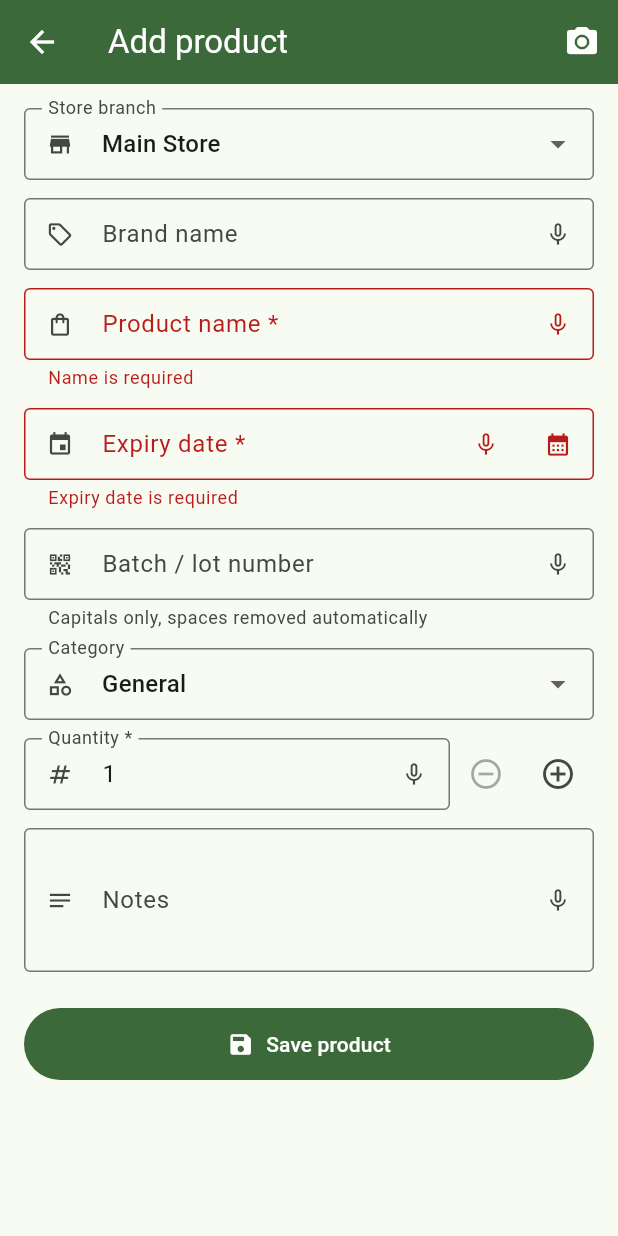
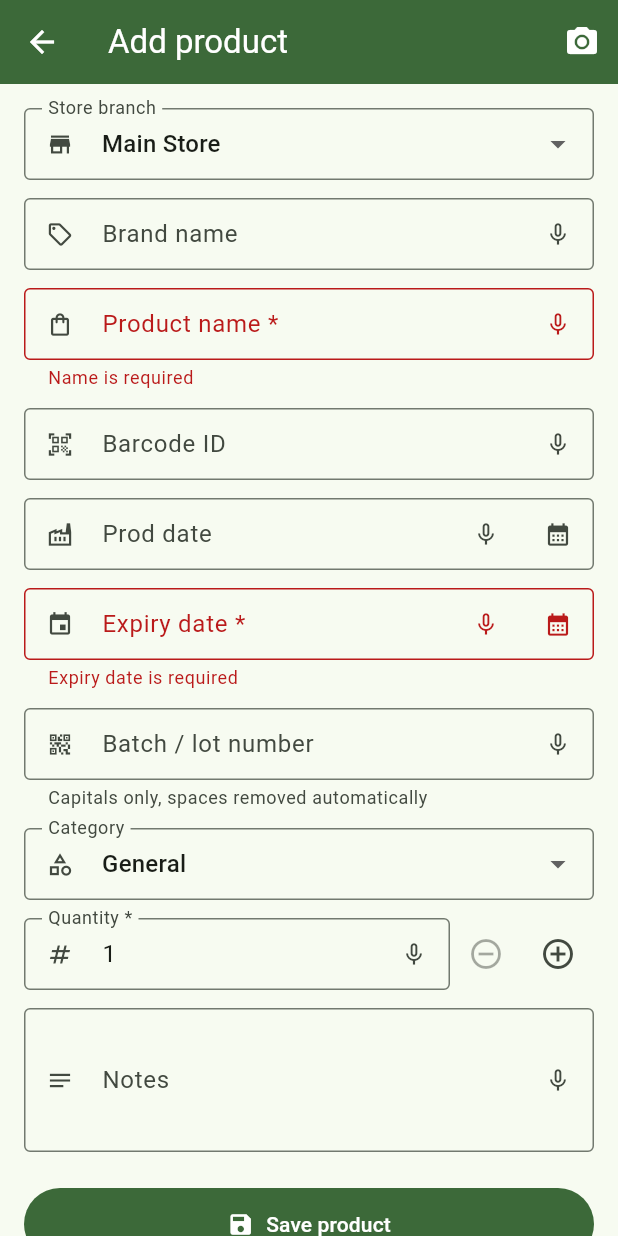
Before and after one commit to rizbismii/Expiry-Check, a Flutter app: the ProductFormScreen screen opened directly, after a tap on "Save product", on a phone screen of 412 x 824 dp. Run offline on Flutter 3.47's test engine with Material 3 defaults, Android fonts, the phone set to English and light mode, and no system bars; our stand-ins replace file_picker, flutter_local_notifications, flutter_timezone, image_picker, share_plus, shared_preferences and 3 more; missing offline and left inert: excel, google_mlkit_text_recognition; accounts and stored records are empty.

Commit message:
Add Barcode ID and Prod date fields above expiry
Add optional barcode ID and production date to the product form
(placed above expiry), with the same mic/calendar voice and date
input patterns as the other fields. Persist both in SQLite (schema
v5), Excel reports, backups, list search/subtitle, and OCR prefill
from barcode/MFG/PRO label text.

Co-authored-by: rizbismii <rizbismii@users.noreply.github.com>

```diff
--- a/lib/models/product.dart
+++ b/lib/models/product.dart
@@ -3,9 +3,11 @@ class Product {
   final int storeId;
   final String name;
   final String brand;
+  final String barcodeId;
   final String batch;
   final String category;
   final int quantity;
+  final DateTime? prodDate;
   final DateTime expiryDate;
   final DateTime addedDate;
   final String notes;
@@ -16,9 +18,11 @@ class Product {
     this.storeId = 1,
     required this.name,
     this.brand = '',
+    this.barcodeId = '',
     this.batch = '',
     this.category = 'General',
     this.quantity = 1,
+    this.prodDate,
     required this.expiryDate,
     required this.addedDate,
     this.notes = '',
@@ -53,9 +57,12 @@ class Product {
     int? storeId,
     String? name,
     String? brand,
+    String? barcodeId,
     String? batch,
     String? category,
     int? quantity,
+    DateTime? prodDate,
+    bool clearProdDate = false,
     DateTime? expiryDate,
     DateTime? addedDate,
     String? notes,
@@ -66,9 +73,11 @@ class Product {
       storeId: storeId ?? this.storeId,
       name: name ?? this.name,
       brand: brand ?? this.brand,
+      barcodeId: barcodeId ?? this.barcodeId,
       batch: batch ?? this.batch,
       category: category ?? this.category,
       quantity: quantity ?? this.quantity,
+      prodDate: clearProdDate ? null : (prodDate ?? this.prodDate),
       expiryDate: expiryDate ?? this.expiryDate,
       addedDate: addedDate ?? this.addedDate,
       notes: notes ?? this.notes,
@@ -82,9 +91,11 @@ class Product {
       'storeId': storeId,
       'name': name,
       'brand': brand,
+      'barcodeId': barcodeId,
       'batch': batch,
       'category': category,
       'quantity': quantity,
+      'prodDate': prodDate?.toIso8601String(),
       'expiryDate': expiryDate.toIso8601String(),
       'addedDate': addedDate.toIso8601String(),
       'notes': notes,
@@ -93,14 +104,19 @@ class Product {
   }
 
   factory Product.fromMap(Map<String, dynamic> map) {
+    final prodRaw = map['prodDate'];
     return Product(
       id: map['id'] as int?,
       storeId: map['storeId'] as int? ?? 1,
       name: map['name'] as String? ?? '',
       brand: map['brand'] as String? ?? '',
+      barcodeId: map['barcodeId'] as String? ?? '',
       batch: map['batch'] as String? ?? '',
       category: map['category'] as String? ?? 'General',
       quantity: map['quantity'] as int? ?? 1,
+      prodDate: prodRaw is String && prodRaw.isNotEmpty
+          ? DateTime.tryParse(prodRaw)
+          : null,
       expiryDate: DateTime.parse(map['expiryDate'] as String),
       addedDate: DateTime.parse(map['addedDate'] as String),
       notes: map['notes'] as String? ?? '',
--- a/lib/screens/home_screen.dart
+++ b/lib/screens/home_screen.dart
@@ -107,6 +107,7 @@ class _HomeScreenState extends State<HomeScreen> {
           .where((p) =>
               p.name.toLowerCase().contains(q) ||
               p.brand.toLowerCase().contains(q) ||
+              p.barcodeId.toLowerCase().contains(q) ||
               p.batch.toLowerCase().contains(q))
           .toList();
     }
@@ -396,7 +397,7 @@ class _HomeScreenState extends State<HomeScreen> {
       padding: const EdgeInsets.fromLTRB(12, 8, 12, 4),
       child: TextField(
         decoration: const InputDecoration(
-          hintText: 'Search name, brand or batch…',
+          hintText: 'Search name, brand, barcode or batch…',
           prefixIcon: Icon(Icons.search),
         ),
         onChanged: (v) => setState(() => _search = v.trim()),
@@ -438,6 +439,9 @@ class _HomeScreenState extends State<HomeScreen> {
         ? '${product.brand} — ${product.name}'
         : product.name;
     final subtitleParts = <String>[
+      if (product.barcodeId.isNotEmpty) 'Barcode ${product.barcodeId}',
+      if (product.prodDate != null)
+        'Prod ${dateFmt.format(product.prodDate!)}',
       if (product.batch.isNotEmpty) 'Batch ${product.batch}',
       'Qty ${product.quantity}',
     ];
--- a/lib/screens/product_form_screen.dart
+++ b/lib/screens/product_form_screen.dart
@@ -38,7 +38,9 @@ class _ProductFormScreenState extends State<ProductFormScreen> {
   final _formKey = GlobalKey<FormState>();
   late final TextEditingController _nameCtrl;
   late final TextEditingController _brandCtrl;
+  late final TextEditingController _barcodeCtrl;
   late final TextEditingController _batchCtrl;
+  late final TextEditingController _prodDateCtrl;
   late final TextEditingController _expiryCtrl;
   late final TextEditingController _qtyCtrl;
   late final TextEditingController _notesCtrl;
@@ -57,7 +59,16 @@ class _ProductFormScreenState extends State<ProductFormScreen> {
   /// One focus node per dictatable field so the mic stops as soon as the
   /// user moves to a different field.
   late final Map<String, FocusNode> _focusNodes = {
-    for (final key in ['brand', 'name', 'expiry', 'batch', 'qty', 'notes'])
+    for (final key in [
+      'brand',
+      'name',
+      'barcode',
+      'prodDate',
+      'expiry',
+      'batch',
+      'qty',
+      'notes',
+    ])
       key: FocusNode(),
   };
 
@@ -82,8 +93,13 @@ class _ProductFormScreenState extends State<ProductFormScreen> {
         TextEditingController(text: p?.name ?? scan?.productName ?? '');
     _brandCtrl =
         TextEditingController(text: p?.brand ?? scan?.brand ?? '');
+    _barcodeCtrl = TextEditingController(
+        text: p?.barcodeId ?? scan?.barcodeId ?? '');
     _batchCtrl = TextEditingController(
         text: BatchInputFormatter.normalize(p?.batch ?? scan?.batch ?? ''));
+    final initialProd = p?.prodDate ?? scan?.prodDate;
+    _prodDateCtrl = TextEditingController(
+        text: initialProd == null ? '' : _nzDateFmt.format(initialProd));
     final initialExpiry = p?.expiryDate ?? scan?.expiryDate;
     _expiryCtrl = TextEditingController(
         text: initialExpiry == null ? '' : _nzDateFmt.format(initialExpiry));
@@ -101,7 +117,9 @@ class _ProductFormScreenState extends State<ProductFormScreen> {
     }
     _nameCtrl.dispose();
     _brandCtrl.dispose();
+    _barcodeCtrl.dispose();
     _batchCtrl.dispose();
+    _prodDateCtrl.dispose();
     _expiryCtrl.dispose();
     _qtyCtrl.dispose();
     _notesCtrl.dispose();
@@ -223,6 +241,12 @@ class _ProductFormScreenState extends State<ProductFormScreen> {
         if (result.expiryDate != null) {
           _expiryCtrl.text = _nzDateFmt.format(result.expiryDate!);
         }
+        if (result.prodDate != null && _prodDateCtrl.text.isEmpty) {
+          _prodDateCtrl.text = _nzDateFmt.format(result.prodDate!);
+        }
+        if (result.barcodeId != null && _barcodeCtrl.text.isEmpty) {
+          _barcodeCtrl.text = result.barcodeId!;
+        }
         if (result.batch != null && _batchCtrl.text.isEmpty) {
           _batchCtrl.text = BatchInputFormatter.normalize(result.batch!);
         }
@@ -238,6 +262,8 @@ class _ProductFormScreenState extends State<ProductFormScreen> {
       final found = [
         if (result.productName != null) 'product',
         if (result.brand != null) 'brand',
+        if (result.barcodeId != null) 'barcode',
+        if (result.prodDate != null) 'prod date',
         if (result.expiryDate != null) 'expiry date',
         if (result.batch != null) 'batch',
         if (result.category != null) 'category',
@@ -252,18 +278,20 @@ class _ProductFormScreenState extends State<ProductFormScreen> {
     }
   }
 
-  Future<void> _pickDate() async {
+  Future<void> _pickDate({required bool isProdDate}) async {
     final now = DateTime.now();
-    final current = DateParser.parseTypedDate(_expiryCtrl.text);
+    final controller = isProdDate ? _prodDateCtrl : _expiryCtrl;
+    final current = DateParser.parseTypedDate(controller.text);
     final picked = await showDatePicker(
       context: context,
-      initialDate: current ?? now.add(const Duration(days: 30)),
-      firstDate: DateTime(now.year - 5),
+      initialDate: current ??
+          (isProdDate ? now : now.add(const Duration(days: 30))),
+      firstDate: DateTime(now.year - 20),
       lastDate: DateTime(now.year + 20),
-      helpText: 'Select expiry date',
+      helpText: isProdDate ? 'Select prod date' : 'Select expiry date',
     );
     if (picked != null) {
-      setState(() => _expiryCtrl.text = _nzDateFmt.format(picked));
+      setState(() => controller.text = _nzDateFmt.format(picked));
     }
   }
 
@@ -274,6 +302,15 @@ class _ProductFormScreenState extends State<ProductFormScreen> {
       _snack('Please enter a valid expiry date (dd/mm/yyyy).');
       return;
     }
+    final prodDateText = _prodDateCtrl.text.trim();
+    DateTime? prodDate;
+    if (prodDateText.isNotEmpty) {
+      prodDate = DateParser.parseTypedDate(prodDateText);
+      if (prodDate == null) {
+        _snack('Please enter a valid prod date (dd/mm/yyyy), or leave it blank.');
+        return;
+      }
+    }
     await _speech.stop();
     setState(() => _saving = true);
     try {
@@ -282,9 +319,11 @@ class _ProductFormScreenState extends State<ProductFormScreen> {
         storeId: _storeId,
         name: _nameCtrl.text.trim(),
         brand: _brandCtrl.text.trim(),
+        barcodeId: _barcodeCtrl.text.trim(),
         batch: _batchCtrl.text.trim(),
         category: _category,
         quantity: _quantityValue,
+        prodDate: prodDate,
         expiryDate: expiryDate,
         addedDate: widget.product?.addedDate ?? DateTime.now(),
         notes: _notesCtrl.text.trim(),
@@ -449,6 +488,48 @@ class _ProductFormScreenState extends State<ProductFormScreen> {
             ),
             const SizedBox(height: 12),
             TextFormField(
+              controller: _barcodeCtrl,
+              focusNode: _focusNodes['barcode'],
+              decoration: InputDecoration(
+                labelText: 'Barcode ID',
+                prefixIcon: const Icon(Icons.qr_code_scanner),
+                suffixIcon: _micButton('barcode', _barcodeCtrl),
+              ),
+              keyboardType: TextInputType.number,
+              inputFormatters: [FilteringTextInputFormatter.digitsOnly],
+            ),
+            const SizedBox(height: 12),
+            TextFormField(
+              controller: _prodDateCtrl,
+              focusNode: _focusNodes['prodDate'],
+              decoration: InputDecoration(
+                labelText: 'Prod date',
+                hintText: 'dd/mm/yyyy — type digits, slashes are added',
+                prefixIcon: const Icon(Icons.factory_outlined),
+                suffixIcon: Row(
+                  mainAxisSize: MainAxisSize.min,
+                  children: [
+                    _micButton('prodDate', _prodDateCtrl, isDate: true),
+                    IconButton(
+                      tooltip: 'Pick from calendar',
+                      icon: const Icon(Icons.calendar_month),
+                      onPressed: () => _pickDate(isProdDate: true),
+                    ),
+                  ],
+                ),
+              ),
+              keyboardType: TextInputType.number,
+              inputFormatters: [NzDateInputFormatter()],
+              validator: (v) {
+                if (v == null || v.trim().isEmpty) return null;
+                if (DateParser.parseTypedDate(v) == null) {
+                  return 'Enter a valid date as dd/mm/yyyy';
+                }
+                return null;
+              },
+            ),
+            const SizedBox(height: 12),
+            TextFormField(
               controller: _expiryCtrl,
               focusNode: _focusNodes['expiry'],
               decoration: InputDecoration(
@@ -462,7 +543,7 @@ class _ProductFormScreenState extends State<ProductFormScreen> {
                     IconButton(
                       tooltip: 'Pick from calendar',
                       icon: const Icon(Icons.calendar_month),
-                      onPressed: _pickDate,
+                      onPressed: () => _pickDate(isProdDate: false),
                     ),
                   ],
                 ),
@@ -610,6 +691,8 @@ class _ProductFormScreenState extends State<ProductFormScreen> {
     final found = <String>[
       if (scan.productName != null) 'product name',
       if (scan.brand != null) 'brand',
+      if (scan.barcodeId != null) 'barcode',
+      if (scan.prodDate != null) 'prod date',
       if (scan.expiryDate != null) 'expiry date',
       if (scan.batch != null) 'batch number',
       if (scan.category != null) 'category',
--- a/lib/services/database_service.dart
+++ b/lib/services/database_service.dart
@@ -50,7 +50,7 @@ class DatabaseService {
   static final DatabaseService instance = DatabaseService._();
 
   static const _dbName = 'expiry_check.db';
-  static const _dbVersion = 4;
+  static const _dbVersion = 5;
   static const _table = 'products';
   static const _storesTable = 'stores';
   static const _deletionsTable = 'deletion_log';
@@ -80,9 +80,11 @@ class DatabaseService {
             storeId INTEGER NOT NULL DEFAULT 1,
             name TEXT NOT NULL,
             brand TEXT NOT NULL DEFAULT '',
+            barcodeId TEXT NOT NULL DEFAULT '',
             batch TEXT NOT NULL DEFAULT '',
             category TEXT NOT NULL DEFAULT 'General',
             quantity INTEGER NOT NULL DEFAULT 1,
+            prodDate TEXT,
             expiryDate TEXT NOT NULL,
             addedDate TEXT NOT NULL,
             notes TEXT NOT NULL DEFAULT '',
@@ -106,6 +108,11 @@ class DatabaseService {
         }
         if (oldVersion < 4) {
           await _createUsersTable(db);
+        }
+        if (oldVersion < 5) {
+          await db.execute(
+              "ALTER TABLE $_table ADD COLUMN barcodeId TEXT NOT NULL DEFAULT ''");
+          await db.execute('ALTER TABLE $_table ADD COLUMN prodDate TEXT');
         }
       },
     );
--- a/lib/services/export_service.dart
+++ b/lib/services/export_service.dart
@@ -107,6 +107,8 @@ class ExportService {
       if (storeNames != null) 'Store',
       'Brand Name',
       'Product Name',
+      'Barcode ID',
+      'Prod Date',
       'Expiry Date',
       'Batch / Lot No.',
       'Category',
@@ -132,6 +134,9 @@ class ExportService {
           TextCellValue(storeNames[p.storeId] ?? 'Store ${p.storeId}'),
         TextCellValue(p.brand),
         TextCellValue(p.name),
+        TextCellValue(p.barcodeId),
+        TextCellValue(
+            p.prodDate == null ? '' : _dateFmt.format(p.prodDate!)),
         TextCellValue(_dateFmt.format(p.expiryDate)),
         TextCellValue(p.batch),
         TextCellValue(p.category),
```
Also changed, not shown: lib/utils/date_parser.dart (+65 -0 lines), 3 other files.
